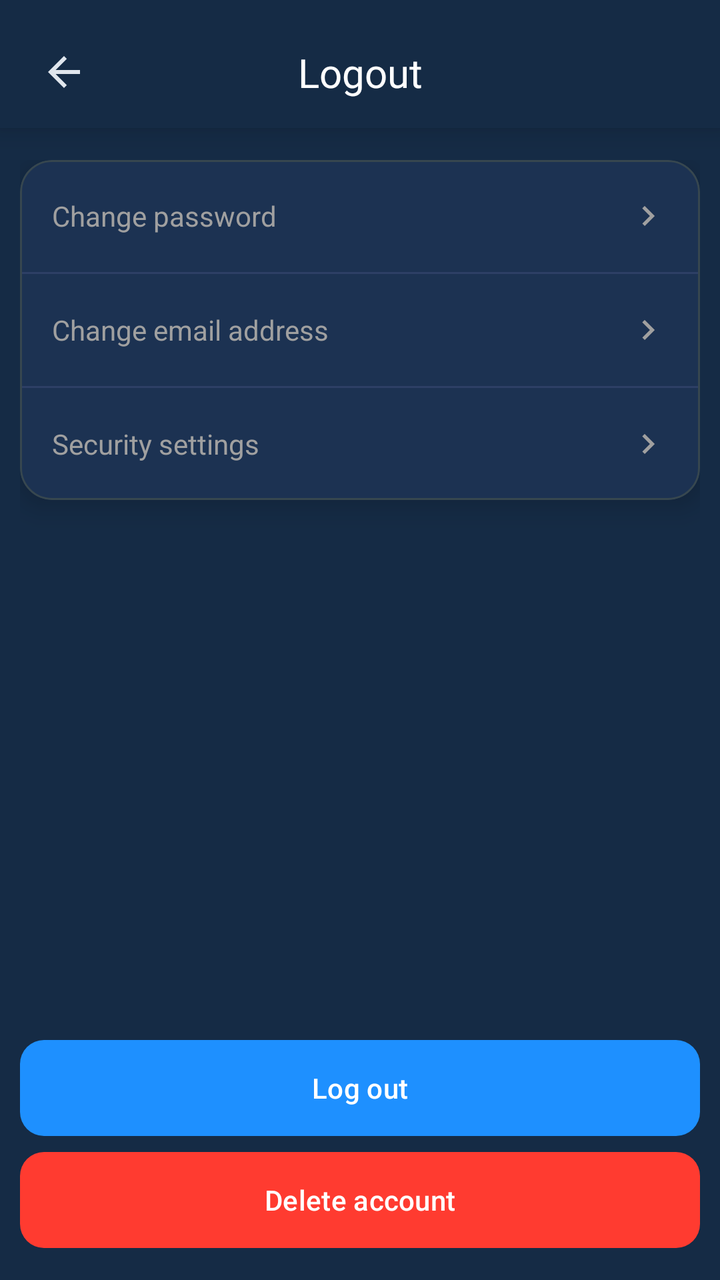
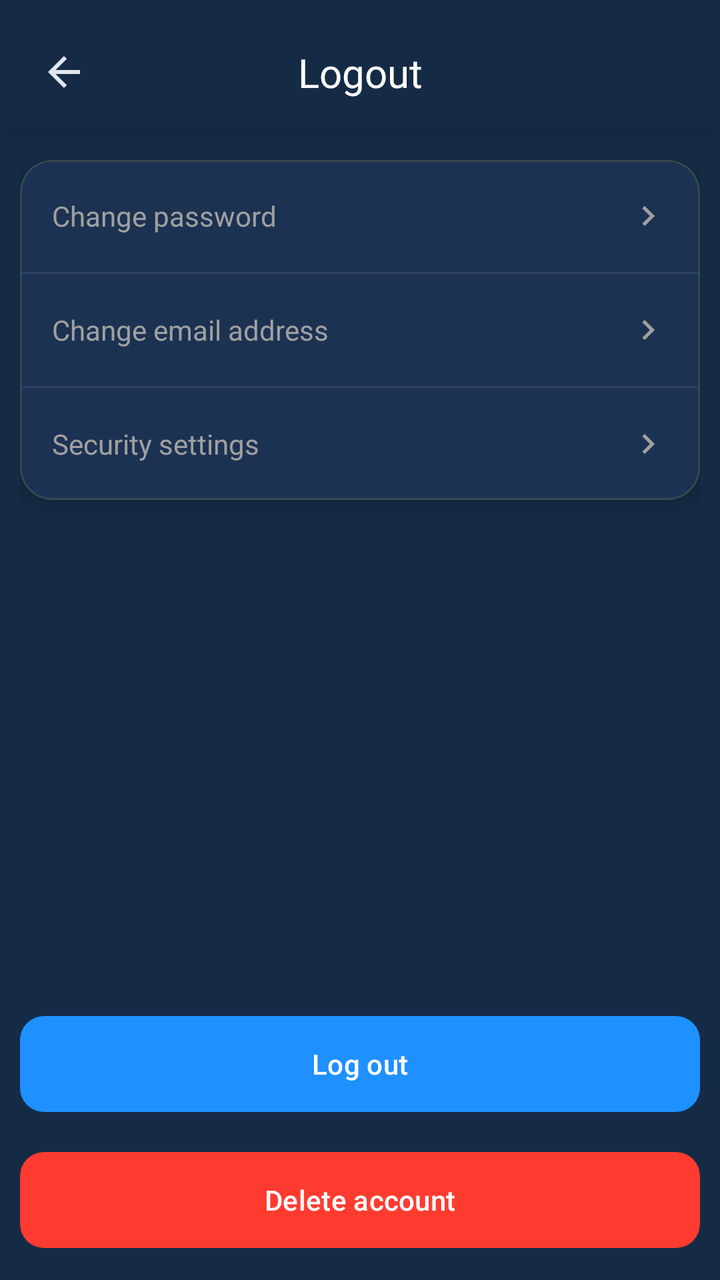

Screens rendered from an Android XML layout before and after an edit, with the pre-edit source and the edit as a unified diff.
<!-- AndroidManifest.xml: application theme AppTheme -->
<!-- res/layout/fragment_logout.xml -->
<?xml version="1.0" encoding="utf-8"?>
<androidx.constraintlayout.widget.ConstraintLayout 
    xmlns:android="http://schemas.android.com/apk/res/android"
    xmlns:app="http://schemas.android.com/apk/res-auto"
    xmlns:tools="http://schemas.android.com/tools"
    android:layout_width="match_parent"
    android:layout_height="match_parent"
    android:background="@color/background_color"
    tools:context=".ui.tabs.settings.logout.LogoutFragment">

    
    <androidx.constraintlayout.widget.ConstraintLayout
        android:id="@+id/headerContainer"
        android:layout_width="0dp"
        android:layout_height="wrap_content"
        android:paddingHorizontal="16dp"
        android:paddingTop="20dp"
        android:paddingBottom="12dp"
        android:background="@color/background_color"
        android:elevation="8dp"
        app:layout_constraintTop_toTopOf="parent"
        app:layout_constraintStart_toStartOf="parent"
        app:layout_constraintEnd_toEndOf="parent">

        
        <ImageView
            android:id="@+id/btnBack"
            android:layout_width="32dp"
            android:layout_height="32dp"
            android:src="@drawable/ic_back"
            android:scaleType="center"
            app:tint="?attr/colorOnSurface"
            android:clickable="true"
            android:focusable="true"
            android:contentDescription="@string/logout_back_button_desc"
            app:layout_constraintStart_toStartOf="parent"
            app:layout_constraintTop_toTopOf="parent"
            app:layout_constraintBottom_toBottomOf="parent" />

        
        <TextView
            android:id="@+id/tvTitle"
            style="@style/TextAppearance.Aqua.EditProfileTitle"
            android:layout_width="wrap_content"
            android:layout_height="wrap_content"
            android:text="@string/logout_title"
            android:importantForAccessibility="yes"
            app:layout_constraintTop_toTopOf="parent"
            app:layout_constraintBottom_toBottomOf="parent"
            app:layout_constraintStart_toStartOf="parent"
            app:layout_constraintEnd_toEndOf="parent" />
    </androidx.constraintlayout.widget.ConstraintLayout>

    
    <ScrollView
        android:id="@+id/scrollContent"
        android:layout_width="0dp"
        android:layout_height="0dp"
        android:fillViewport="true"
        android:clipToPadding="false"
        app:layout_constraintTop_toBottomOf="@id/headerContainer"
        app:layout_constraintBottom_toTopOf="@+id/bottomActions"
        app:layout_constraintStart_toStartOf="parent"
        app:layout_constraintEnd_toEndOf="parent">

        <LinearLayout
            android:id="@+id/contentRoot"
            android:layout_width="match_parent"
            android:layout_height="wrap_content"
            android:orientation="vertical"
            android:paddingTop="16dp"
            android:paddingBottom="16dp"
            android:paddingStart="10dp"
            android:paddingEnd="10dp">

            
            <com.google.android.material.card.MaterialCardView
                android:id="@+id/cardAccountActions"
                android:layout_width="match_parent"
                android:layout_height="wrap_content"
                style="@style/Widget.Aqua.CardStyles">

                <LinearLayout
                    android:layout_width="match_parent"
                    android:layout_height="wrap_content"
                    android:orientation="vertical">

                    
                    <LinearLayout
                        android:id="@+id/rowChangePassword"
                        android:layout_width="match_parent"
                        android:layout_height="56dp"
                        android:paddingHorizontal="16dp"
                        android:gravity="center_vertical"
                        android:clickable="true"
                        android:focusable="true"
                        android:background="?android:attr/selectableItemBackground"
                        android:contentDescription="@string/account_settings_change_password_desc">

                        <TextView
                            android:layout_width="0dp"
                            android:layout_height="wrap_content"
                            android:layout_weight="1"
                            android:text="@string/account_settings_change_password"
                            android:textColor="@color/settings_text_secondary"
                            android:textSize="14sp"/>

                        <ImageView
                            android:layout_width="20dp"
                            android:layout_height="20dp"
                            android:src="@drawable/ic_arrow_right"
                            app:tint="@color/settings_text_secondary"
                            android:contentDescription="@string/settings_arrow_desc"/>
                    </LinearLayout>

                    <View
                        android:layout_width="match_parent"
                        android:layout_height="1dp"
                        android:background="@color/settings_divider"/>

                    
                    <LinearLayout
                        android:id="@+id/rowChangeEmail"
                        android:layout_width="match_parent"
                        android:layout_height="56dp"
                        android:paddingHorizontal="16dp"
                        android:gravity="center_vertical"
                        android:clickable="true"
                        android:focusable="true"
                        android:background="?android:attr/selectableItemBackground"
                        android:contentDescription="@string/account_settings_change_email_desc">

                        <TextView
                            android:layout_width="0dp"
                            android:layout_height="wrap_content"
                            android:layout_weight="1"
                            android:text="@string/account_settings_change_email"
                            android:textColor="@color/settings_text_secondary"
                            android:textSize="14sp"/>

                        <ImageView
                            android:layout_width="20dp"
                            android:layout_height="20dp"
                            android:src="@drawable/ic_arrow_right"
                            app:tint="@color/settings_text_secondary"
                            android:contentDescription="@string/settings_arrow_desc"/>
                    </LinearLayout>

                    <View
                        android:layout_width="match_parent"
                        android:layout_height="1dp"
                        android:background="@color/settings_divider"/>

                    
                    <LinearLayout
                        android:id="@+id/rowSecuritySettings"
                        android:layout_width="match_parent"
                        android:layout_height="56dp"
                        android:paddingHorizontal="16dp"
                        android:gravity="center_vertical"
                        android:clickable="true"
                        android:focusable="true"
                        android:background="?android:attr/selectableItemBackground"
                        android:contentDescription="@string/account_settings_security_settings_desc">

                        <TextView
                            android:layout_width="0dp"
                            android:layout_height="wrap_content"
                            android:layout_weight="1"
                            android:text="@string/account_settings_security_settings"
                            android:textColor="@color/settings_text_secondary"
                            android:textSize="14sp"/>

                        <ImageView
                            android:layout_width="20dp"
                            android:layout_height="20dp"
                            android:src="@drawable/ic_arrow_right"
                            app:tint="@color/settings_text_secondary"
                            android:contentDescription="@string/settings_arrow_desc"/>
                    </LinearLayout>

                </LinearLayout>
            </com.google.android.material.card.MaterialCardView>

        </LinearLayout>
    </ScrollView>

    
    <LinearLayout
        android:id="@+id/bottomActions"
        android:layout_width="0dp"
        android:layout_height="wrap_content"
        android:orientation="vertical"
        android:paddingStart="10dp"
        android:paddingEnd="10dp"
        android:paddingBottom="16dp"
        app:layout_constraintBottom_toBottomOf="parent"
        app:layout_constraintStart_toStartOf="parent"
        app:layout_constraintEnd_toEndOf="parent">

        
        <com.google.android.material.button.MaterialButton
            android:id="@+id/btnLogout"
            style="@style/Widget.Aqua.PrimaryButton"
            android:layout_width="match_parent"
            android:layout_height="wrap_content"
            android:text="@string/account_settings_logout"
            android:contentDescription="@string/account_settings_logout_desc" />

        
        <com.google.android.material.button.MaterialButton
            android:id="@+id/btnDeleteAccount"
            style="@style/Widget.Aqua.DangerButton"
            android:layout_width="match_parent"
            android:layout_height="wrap_content"
            android:layout_marginTop="8dp"
            android:text="@string/account_settings_delete_account"
            android:contentDescription="@string/account_settings_delete_account_desc" />
    </LinearLayout>

</androidx.constraintlayout.widget.ConstraintLayout>
<!-- resources referenced by this layout -->
<resources>
  <color name="background_color">#152B45</color>
  <color name="settings_divider">#2D3F66</color>
  <color name="settings_text_secondary">#A0A0A0</color>
  <!-- drawable ic_arrow_right (drawable) -->
  <vector xmlns:android="http://schemas.android.com/apk/res/android"
      android:width="24dp"
      android:height="24dp"
      android:viewportWidth="24"
      android:viewportHeight="24">
  
      <path
          android:fillColor="#A0A0A0"
          android:pathData="M8.59,16.59L13.17,12L8.59,7.41L10,6L16,12L10,18L8.59,16.59Z"/>
  </vector>
  <!-- drawable ic_back (drawable) -->
  <?xml version="1.0" encoding="utf-8"?>
  <vector xmlns:android="http://schemas.android.com/apk/res/android"
      android:width="24dp"
      android:height="24dp"
      android:viewportWidth="24"
      android:viewportHeight="24">
  
      <path
          android:fillColor="@android:color/white"
          android:pathData="M20,11H7.83L13.42,5.41L12,4l-8,8 8,8 1.41,-1.41L7.83,13H20v-2z" />
  </vector>
  <string name="account_settings_change_email">Change email address</string>
  <string name="account_settings_change_email_desc">
          Open screen to change your email address
      </string>
  <string name="account_settings_change_password">Change password</string>
  <string name="account_settings_change_password_desc">
          Open screen to change your account password
      </string>
  <string name="account_settings_delete_account">Delete account</string>
  <string name="account_settings_delete_account_desc">
          Permanently delete your account and all related data
      </string>
  <string name="account_settings_logout">Log out</string>
  <string name="account_settings_logout_desc">
          Sign out of your AquaLight account
      </string>
  <string name="account_settings_security_settings">Security settings</string>
  <string name="account_settings_security_settings_desc">
          Manage security options for your account
      </string>
  <string name="logout_back_button_desc">Go back from logout screen</string>
  <string name="logout_title">Logout</string>
  <string name="settings_arrow_desc">Go to details</string>
  <style name="TextAppearance.Aqua.EditProfileTitle" parent="TextAppearance.Material3.TitleLarge">
      <item name="fontFamily">@font/inter_semibold</item>
      <item name="android:fontFamily">@font/inter_semibold</item>
      <item name="android:textColor">@android:color/white</item>
      <item name="android:textSize">20sp</item>
  </style>
  <style name="Widget.Aqua.CardStyles" parent="Widget.MaterialComponents.CardView">
      <item name="cardBackgroundColor">@color/settings_card_background</item>
      <item name="cardCornerRadius">16dp</item>
      <item name="cardElevation">8dp</item>
      <item name="cardUseCompatPadding">false</item>
  </style>
  <style name="Widget.Aqua.DangerButton" parent="@style/Widget.Aqua.PrimaryButton">
      <item name="backgroundTint">@color/aqua_button_red</item>
  </style>
  <color name="settings_card_background">#1C3252</color>
  <color name="aqua_button_red">#FF3B30</color>
  <color name="aqua_button_blue">#1E90FF</color>
  <color name="md_theme_light_primary">#2196F3</color>
  <color name="md_theme_light_onPrimary">#FFFFFF</color>
  <color name="md_theme_light_secondary">#4A6363</color>
  <color name="md_theme_light_onSecondary">#FFFFFF</color>
  <color name="md_theme_light_background">#152B45</color>
  <color name="md_theme_light_surface">#152B45</color>
  <color name="md_theme_light_onSurface">#E0E6ED</color>
  <color name="md_theme_light_surfaceVariant">#233042</color>
  <color name="md_theme_light_onSurfaceVariant">#5C6B75</color>
  <color name="md_theme_light_outline">#455A64</color>
  <color name="md_theme_light_outlineVariant">#37474F</color>
  <color name="md_theme_light_error">#D32F2F</color>
  <color name="md_theme_light_onError">#FFFFFF</color>
  <!-- unchanged entries left out for length: 2 -->
</resources>

<!-- the commit's change to res/layout/fragment_logout.xml (unified diff, before → after) -->
@@ -8,48 +8,46 @@
     android:background="@color/background_color"
     tools:context=".ui.tabs.settings.logout.LogoutFragment">
 
-    
-    <androidx.constraintlayout.widget.ConstraintLayout
-        android:id="@+id/headerContainer"
-        android:layout_width="0dp"
+  
+<androidx.constraintlayout.widget.ConstraintLayout
+    android:id="@+id/headerContainer"
+    android:layout_width="0dp"
+    android:layout_height="wrap_content"
+    android:paddingHorizontal="16dp"
+    android:paddingTop="20dp"
+    android:paddingBottom="12dp"
+    android:background="@color/background_color"
+    android:elevation="8dp"
+    app:layout_constraintTop_toTopOf="parent"
+    app:layout_constraintStart_toStartOf="parent"
+    app:layout_constraintEnd_toEndOf="parent">
+
+    <ImageView
+        android:id="@+id/btnBack"
+        android:layout_width="32dp"
+        android:layout_height="32dp"
+        android:src="@drawable/ic_back"
+        android:scaleType="center"
+        app:tint="?attr/colorOnSurface"
+        android:clickable="true"
+        android:focusable="true"
+        android:contentDescription="@string/logout_back_button_desc"
+        app:layout_constraintStart_toStartOf="parent"
+        app:layout_constraintTop_toTopOf="parent"
+        app:layout_constraintBottom_toBottomOf="parent" />
+
+    <TextView
+        android:id="@+id/tvTitle"
+        style="@style/TextAppearance.Aqua.EditProfileTitle"
+        android:layout_width="wrap_content"
         android:layout_height="wrap_content"
-        android:paddingHorizontal="16dp"
-        android:paddingTop="20dp"
-        android:paddingBottom="12dp"
-        android:background="@color/background_color"
-        android:elevation="8dp"
-        app:layout_constraintTop_toTopOf="parent"
-        app:layout_constraintStart_toStartOf="parent"
-        app:layout_constraintEnd_toEndOf="parent">
-
-        
-        <ImageView
-            android:id="@+id/btnBack"
-            android:layout_width="32dp"
-            android:layout_height="32dp"
-            android:src="@drawable/ic_back"
-            android:scaleType="center"
-            app:tint="?attr/colorOnSurface"
-            android:clickable="true"
-            android:focusable="true"
-            android:contentDescription="@string/logout_back_button_desc"
-            app:layout_constraintStart_toStartOf="parent"
-            app:layout_constraintTop_toTopOf="parent"
-            app:layout_constraintBottom_toBottomOf="parent" />
-
-        
-        <TextView
-            android:id="@+id/tvTitle"
-            style="@style/TextAppearance.Aqua.EditProfileTitle"
-            android:layout_width="wrap_content"
-            android:layout_height="wrap_content"
-            android:text="@string/logout_title"
-            android:importantForAccessibility="yes"
-            app:layout_constraintTop_toTopOf="parent"
-            app:layout_constraintBottom_toBottomOf="parent"
-            app:layout_constraintStart_toStartOf="parent"
-            app:layout_constraintEnd_toEndOf="parent" />
-    </androidx.constraintlayout.widget.ConstraintLayout>
+        android:text="@string/logout_title"
+        android:importantForAccessibility="yes"
+        app:layout_constraintStart_toStartOf="parent"
+        app:layout_constraintEnd_toEndOf="parent"
+        app:layout_constraintTop_toTopOf="@id/btnBack"
+        app:layout_constraintBottom_toBottomOf="@id/btnBack" />
+</androidx.constraintlayout.widget.ConstraintLayout>
 
     
     <ScrollView
@@ -213,7 +211,7 @@
             style="@style/Widget.Aqua.DangerButton"
             android:layout_width="match_parent"
             android:layout_height="wrap_content"
-            android:layout_marginTop="8dp"
+            android:layout_marginTop="20dp"
             android:text="@string/account_settings_delete_account"
             android:contentDescription="@string/account_settings_delete_account_desc" />
     </LinearLayout>
